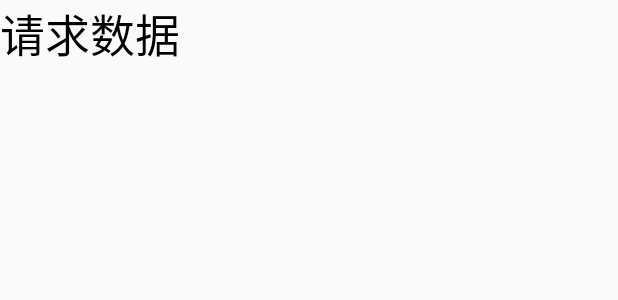
After one commit to hughcoder/AndroidBasis, an Android app: the layout activity_retrofit.xml on its own in the app's theme, with its tools: preview values and no code run, on a phone screen of 412 x 824 dp. The commit adds this screen. Shown: the top 300 px of the screen. Run offline under Robolectric (Android 15) with nearby library versions, the light colour scheme and no system bars.

Commit message:
增加retrofit使用

```diff
--- a/app/src/main/res/layout/activity_main.xml
+++ b/app/src/main/res/layout/activity_main.xml
@@ -106,5 +106,11 @@
             android:layout_height="wrap_content"
             android:text="进入VideoView页面" />
 
+        <Button
+            android:id="@+id/btn_goretrofit"
+            android:layout_width="wrap_content"
+            android:layout_height="wrap_content"
+            android:text="进入retrofit页面" />
+
     </LinearLayout>
 </ScrollView>
--- /dev/null
+++ b/app/src/main/res/layout/activity_retrofit.xml
@@ -0,0 +1,14 @@
+<?xml version="1.0" encoding="utf-8"?>
+<LinearLayout
+    xmlns:android="http://schemas.android.com/apk/res/android" android:layout_width="match_parent"
+    android:layout_height="match_parent">
+
+    <TextView
+        android:layout_width="wrap_content"
+        android:layout_height="wrap_content"
+        android:text="请求数据"
+        android:textSize="30sp"
+        android:textColor="@android:color/black"
+        />
+
+</LinearLayout>
```
Also changed, not shown: app/src/main/java/com/hugh/basis/MainActivity.java (+10 -0 lines), app/src/main/java/com/hugh/basis/retrofit/RetrofitActivity.java (+44 -2 lines), app/src/main/java/com/hugh/basis/retrofit/bean/Translation.java (added, +30 -0 lines), app/src/main/java/com/hugh/basis/retrofit/getApi/GetRequest_Interface.java (+18 -3 lines), 2 other files.
